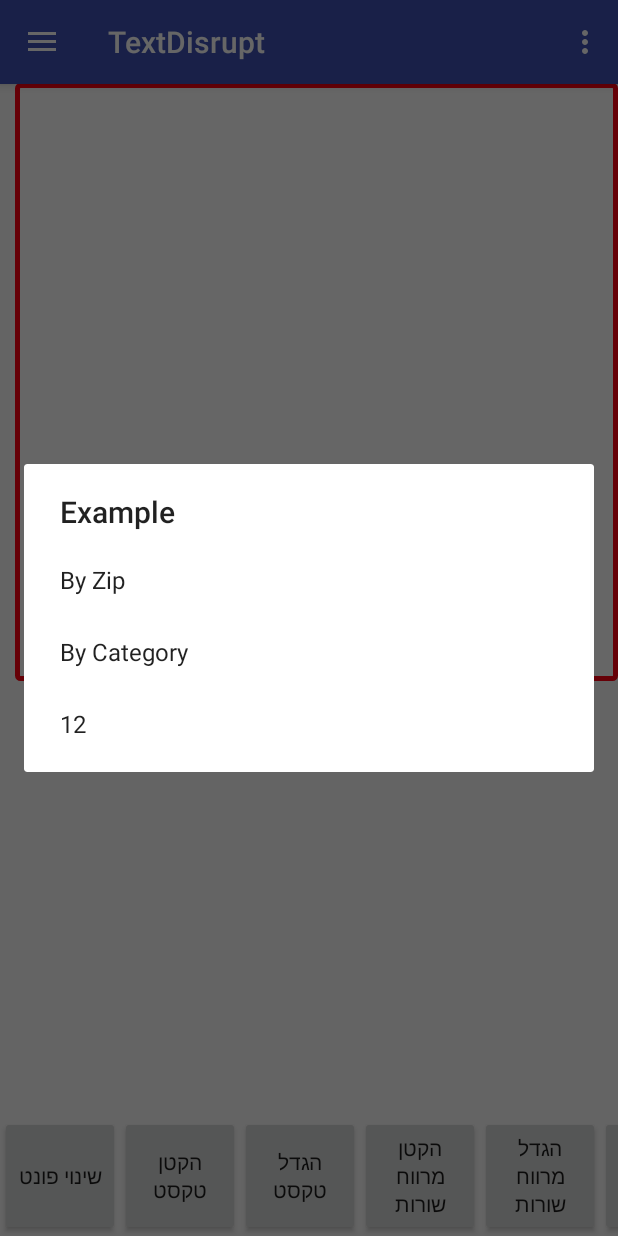
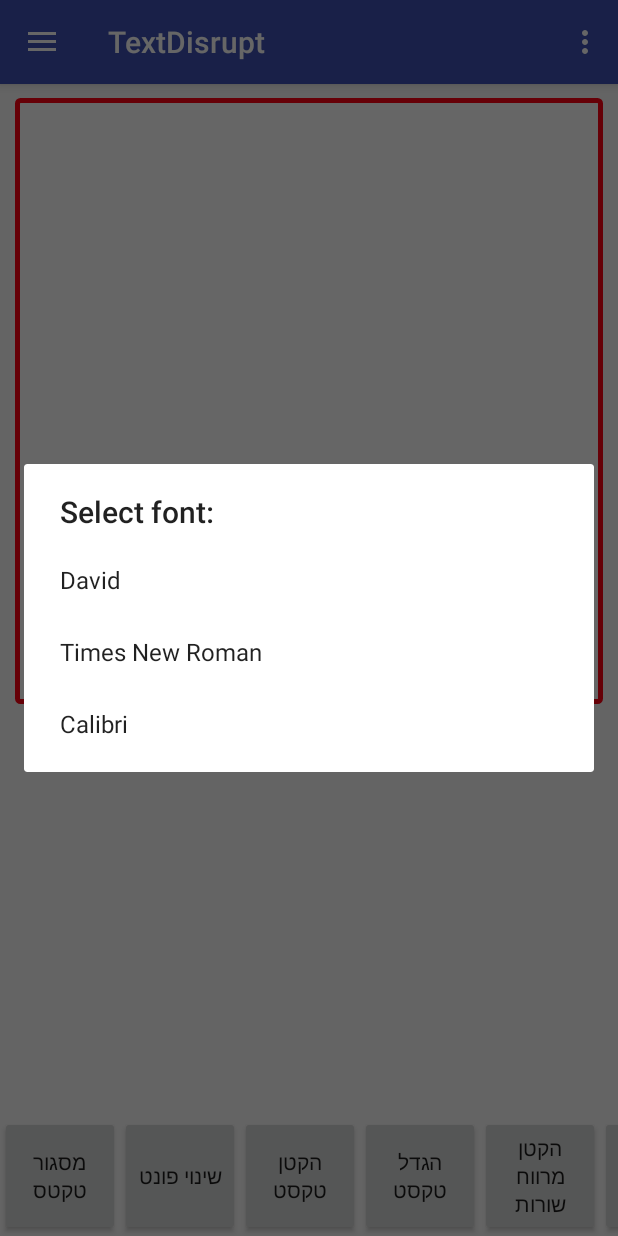
Before and after one commit to AlonBS/TextDisrupt, an Android app: the MainActivity screen opened directly, with no data from a screen before it, after a tap on "שינוי פונט", on a phone screen of 412 x 824 dp. Run offline under Robolectric (Android 15) with nearby library versions, the phone set to English and light mode, and no system bars; 1 other tap on this screen came first.

Commit message:
Fixed Color borders + font changes + logo

```diff
--- a/app/src/main/AndroidManifest.xml
+++ b/app/src/main/AndroidManifest.xml
@@ -6,9 +6,9 @@
 
     <application
         android:allowBackup="true"
-        android:icon="@mipmap/ic_launcher_2"
+        android:icon="@mipmap/ic_launcher2"
         android:label="@string/app_name"
-        android:roundIcon="@mipmap/ic_launcher_2"
+        android:roundIcon="@mipmap/ic_launcher2"
         android:supportsRtl="true"
         android:theme="@style/AppTheme">
         <activity
--- a/app/src/main/java/com/reuth/hack/textdisrupt/BottomBarFragment.java
+++ b/app/src/main/java/com/reuth/hack/textdisrupt/BottomBarFragment.java
@@ -44,6 +44,7 @@ public class BottomBarFragment extends Fragment {
         unVowelsText(view);
         paintText(getContext(), view);
         changeFont(view);
+        addBordersToText(view);
 
 
         return view;
@@ -96,17 +97,46 @@ public class BottomBarFragment extends Fragment {
             }
         });
     }
-//    public void emphPre(View mainView) {
-//        Button b = (Button) mainView.findViewById(R.id.btn_change_line_spacing_bigger);
-//        b.setOnClickListener(new View.OnClickListener() {
-//            @Override
-//            public void onClick(View v) {
-//                TextView tv = ((TextViewInterface) getActivity()).getTextView();
-//                float line_spacing = tv.getLineSpacingExtra();
-//                tv.setLineSpacing (line_spacing + 10, 1);
-//            }
-//        });
-//    }
+    public void emphText(View mainView) {
+
+        Button b = (Button) mainView.findViewById(R.id.btn_emphasize_middle);
+        b.setOnClickListener(new View.OnClickListener() {
+            @Override
+            public void onClick(View v) {
+                final TextView tv = ((TextViewInterface) getActivity()).getTextView();
+                AlertDialog.Builder b = new AlertDialog.Builder(getActivity());
+                b.setTitle("Select Empasis:");
+                String[] types = {"Prefixes", "Middle Letters", "Suffixes"};
+                b.setItems(types, new DialogInterface.OnClickListener() {
+
+                    @Override
+                    public void onClick(DialogInterface dialog, int which) {
+
+                        dialog.dismiss();
+                        switch (which) {
+                            case 0:
+
+                                tv.setTypeface(Typeface.createFromAsset(
+                                        getActivity().getAssets(), "fonts/David.ttf"));
+                                break;
+                            case 1:
+                                tv.setTypeface(Typeface.createFromAsset(
+                                        getActivity().getAssets(), "fonts/TNR.ttf"));
+                                break;
+                            case 2:
+                                tv.setTypeface(Typeface.createFromAsset(
+                                        getActivity().getAssets(), "fonts/Calibri.ttf"));
+                                break;
+                        }
+                    }
+                });
+
+                b.show();
+            }
+        });
+
+
+    }
 
 
 
@@ -180,27 +210,27 @@ public class BottomBarFragment extends Fragment {
             public void onClick(View v) {
                 final TextView tv = ((TextViewInterface) getActivity()).getTextView();
                 AlertDialog.Builder b = new AlertDialog.Builder(getActivity());
-                b.setTitle("Example");
-                String[] types = {"By Zip", "By Category", "12"};
+                b.setTitle("Select font:");
+                String[] types = {"David", "Times New Roman", "Calibri"};
                 b.setItems(types, new DialogInterface.OnClickListener() {
 
                     @Override
                     public void onClick(DialogInterface dialog, int which) {
 
                         dialog.dismiss();
-                        switch(which){
+                        switch (which) {
                             case 0:
 
                                 tv.setTypeface(Typeface.createFromAsset(
-                                        getActivity().getAssets(),"fonts/David.ttf"));
+                                        getActivity().getAssets(), "fonts/David.ttf"));
                                 break;
                             case 1:
                                 tv.setTypeface(Typeface.createFromAsset(
-                                        getActivity().getAssets(),"fonts/TNR.ttf"));
+                                        getActivity().getAssets(), "fonts/TNR.ttf"));
                                 break;
                             case 2:
                                 tv.setTypeface(Typeface.createFromAsset(
-                                        getActivity().getAssets(),"fonts/Calibri.ttf"));
+                                        getActivity().getAssets(), "fonts/Calibri.ttf"));
                                 break;
                         }
                     }
@@ -208,7 +238,17 @@ public class BottomBarFragment extends Fragment {
                 });
 
                 b.show();
+            }
+        });
+    }
 
+
+    public void addBordersToText(View mainView) {
+        Button b = (Button) mainView.findViewById(R.id.btn_add_borders);
+        b.setOnClickListener(new View.OnClickListener() {
+            @Override
+            public void onClick(View v) {
+                final TextView tv = ((TextViewInterface) getActivity()).getTextView();
                 tv.setBackground(getActivity().getDrawable(R.drawable.back));
             }
         });
--- a/app/src/main/res/layout/content_main.xml
+++ b/app/src/main/res/layout/content_main.xml
@@ -14,8 +14,10 @@ android:orientation="vertical" >
     android:layout_weight="1"
     android:textAppearance="?android:attr/textAppearanceLarge"
     android:longClickable="true"
-    android:layout_marginTop="55dp"
+    android:layout_marginTop="65dp"
     android:layout_marginLeft="10dp"
+    android:layout_marginRight="10dp"
+    android:padding="10dp"
     />
 
 <LinearLayout
--- a/app/src/main/res/layout/fragment_bottom_bar_fragment.xml
+++ b/app/src/main/res/layout/fragment_bottom_bar_fragment.xml
@@ -22,6 +22,14 @@
                 android:layout_width="fill_parent"
                 android:layout_height="fill_parent"
                 android:orientation="horizontal">
+
+                <Button
+                    android:id="@+id/btn_add_borders"
+                    android:layout_width="80dip"
+                    android:layout_height="80dip"
+                    android:layout_gravity="center"
+                    android:gravity="center"
+                    android:text="מסגור טקטס" />
 
                 <Button
                     android:id="@+id/btn_change_font"
```
Also changed, not shown: app/src/main/res/drawable/logo_hack.png, app/src/main/res/mipmap-hdpi/ic_launcher2.png (added), app/src/main/res/mipmap-hdpi/ic_launcher_2.png (deleted), app/src/main/res/mipmap-mdpi/ic_launcher2.png (added), app/src/main/res/mipmap-mdpi/ic_launcher_2.png (deleted), app/src/main/res/mipmap-xhdpi/ic_launcher2.png (added), app/src/main/res/mipmap-xhdpi/ic_launcher_2.png (deleted), app/src/main/res/mipmap-xxhdpi/ic_launcher2.png (added), app/src/main/res/mipmap-xxhdpi/ic_launcher_2.png (deleted), app/src/main/res/mipmap-xxxhdpi/ic_launcher2.png (added), app/src/main/res/mipmap-xxxhdpi/ic_launcher_2.png (deleted).
